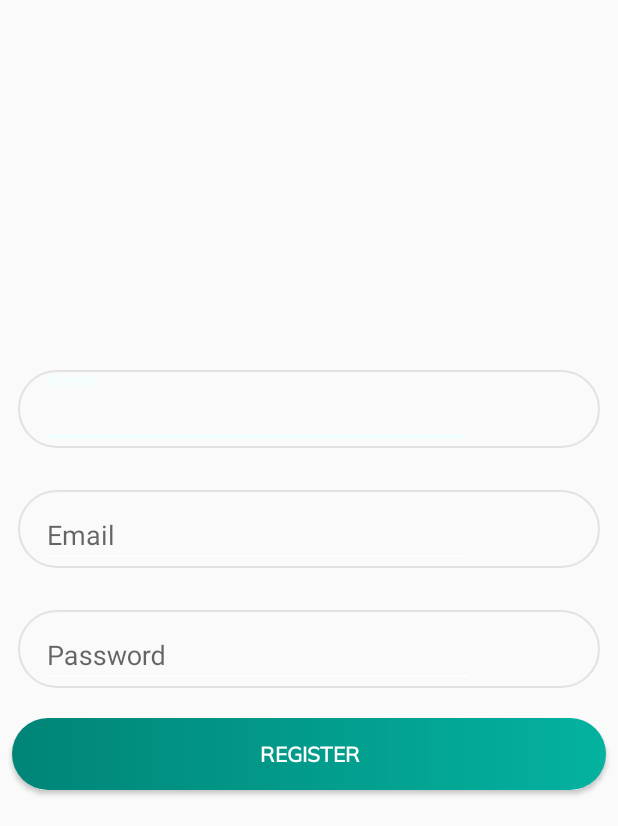
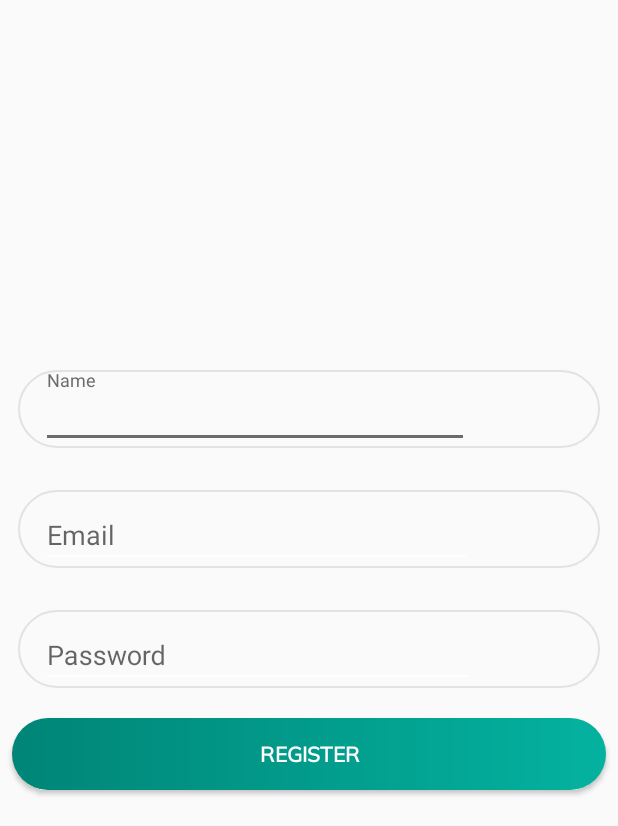
Before and after one commit to rchristoph/UniGoesAgile, an Android app: the screen it shows after launch (register), after a tap on "Or register here", on a phone screen of 412 x 824 dp, the part 410-1236 px from its top. Run offline under Robolectric (Android 15) with nearby library versions, the phone set to English and light mode, and no system bars; our stand-ins replace Firebase (no records; nobody signed in at launch, a user with empty details on screens opened directly).

Commit message:
Assignee Fix

```diff
--- a/app/src/main/java/com/Info_DH/sgru_rchr/UniversityGoesAgile/MainActivity.kt
+++ b/app/src/main/java/com/Info_DH/sgru_rchr/UniversityGoesAgile/MainActivity.kt
@@ -201,7 +201,7 @@ class MainActivity : AppCompatActivity(), TaskRowListener, NavigationView.OnNavi
                 println("Meine uid ist: $uid")
                 username.text = "${snapshot.child("name").value.toString()}"
                 nickname.text = "${snapshot.child("Name").child("Nickname").value.toString()} (Nickname)"
-                nickWert2 = snapshot.child("nickname").value.toString()
+                nickWert2 = snapshot.child("Name").child("Nickname").value.toString()
 
 
                 if (snapshot.value == null){
--- a/app/src/main/res/values/colors.xml
+++ b/app/src/main/res/values/colors.xml
@@ -2,7 +2,7 @@
 <resources>
     <color name="colorPrimary">#008577</color>
     <color name="colorPrimaryDark">#FFFFFF</color>
-    <color name="colorAccent">#FEEEFFFF</color>
+    <color name="colorAccent">#FE6B6B6B</color>
     <color name="colorPrimary1">#A3DDB3</color>
     <color name="newColor"></color>
     <color name="newColor1">#D700574B</color>
```
